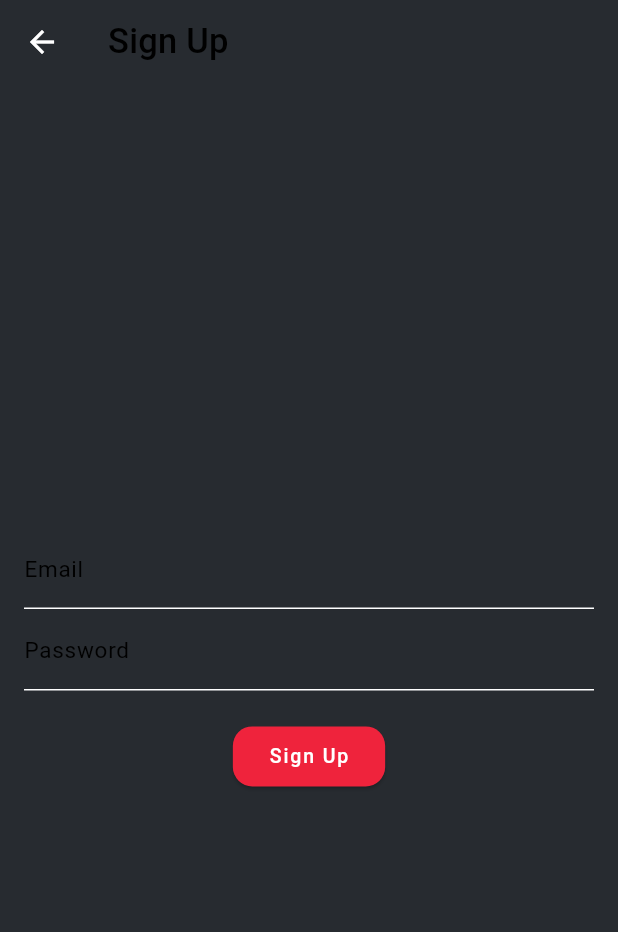
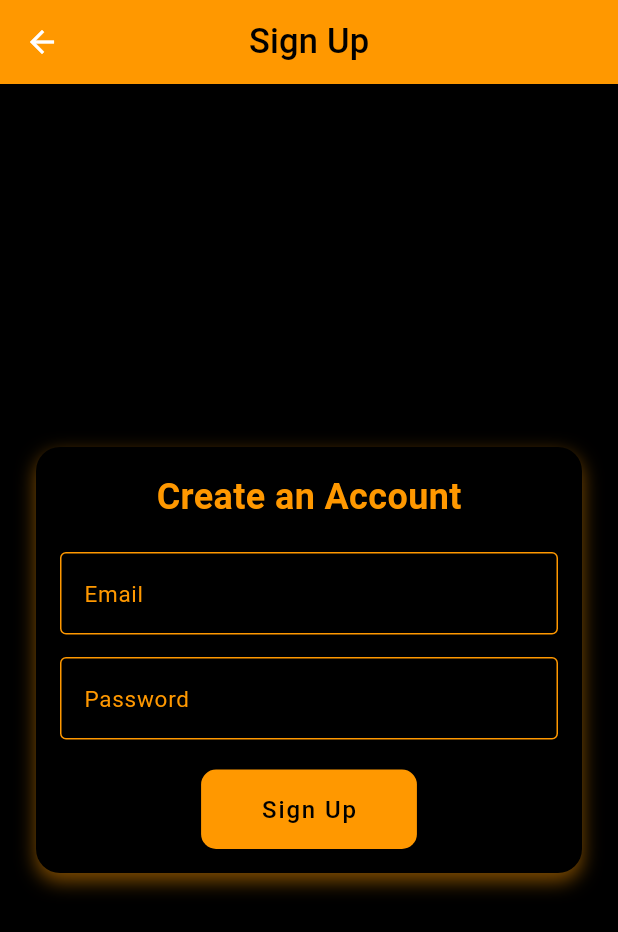
Before and after one commit to theawais77/Cinemate-McProject, a Flutter app: the SignupScreen screen opened directly, on a phone screen of 412 x 824 dp. Shown: the top 932 px of the screen. Run offline on Flutter 3.47's test engine with Material 3 defaults, Android fonts, the phone set to English and light mode, and no system bars; our stand-ins replace device_preview, firebase_auth, firebase_core, flutter_rating_bar, flutter_riverpod, google_fonts and 2 more; accounts and stored records are empty; network calls fail.

Commit message:
modified login and signup screen

```diff
--- a/lib/views/screens/auth/signup_screen.dart
+++ b/lib/views/screens/auth/signup_screen.dart
@@ -31,27 +31,90 @@ class _SignupScreenState extends State<SignupScreen> {
   @override
   Widget build(BuildContext context) {
     return Scaffold(
-      appBar: AppBar(title: const Text('Sign Up')),
-      body: Padding(
+      backgroundColor: Colors.black,
+      appBar: AppBar(
+        backgroundColor: Colors.orange,
+        title: const Text(
+          'Sign Up',
+          style: TextStyle(color: Colors.black),
+        ),
+        centerTitle: true,
+      ),
+      body: Center(
+        child: SingleChildScrollView(
+          child: Padding(
+            padding: const EdgeInsets.symmetric(horizontal: 24.0),
+            child: Container(
               padding: const EdgeInsets.all(16.0),
+              decoration: BoxDecoration(
+                color: Colors.black,
+                borderRadius: BorderRadius.circular(16.0),
+                boxShadow: [
+                  BoxShadow(
+                    color: Colors.orange.withOpacity(0.5),
+                    blurRadius: 10,
+                    offset: const Offset(0, 5),
+                  ),
+                ],
+              ),
               child: Column(
-          mainAxisAlignment: MainAxisAlignment.center,
+                mainAxisSize: MainAxisSize.min,
                 children: [
+                  const Text(
+                    'Create an Account',
+                    style: TextStyle(
+                      color: Colors.orange,
+                      fontSize: 24,
+                      fontWeight: FontWeight.bold,
+                    ),
+                  ),
+                  const SizedBox(height: 20),
                   TextField(
                     controller: _emailController,
-              decoration: const InputDecoration(labelText: 'Email'),
+                    style: const TextStyle(color: Colors.orange),
+                    decoration: InputDecoration(
+                      labelText: 'Email',
+                      labelStyle: const TextStyle(color: Colors.orange),
+                      enabledBorder: OutlineInputBorder(
+                        borderSide: const BorderSide(color: Colors.orange),
                       ),
+                      focusedBorder: OutlineInputBorder(
+                        borderSide: const BorderSide(color: Colors.orange, width: 2.0),
+                      ),
+                    ),
+                  ),
+                  const SizedBox(height: 15),
                   TextField(
                     controller: _passwordController,
-              decoration: const InputDecoration(labelText: 'Password'),
                     obscureText: true,
+                    style: const TextStyle(color: Colors.orange),
+                    decoration: InputDecoration(
+                      labelText: 'Password',
+                      labelStyle: const TextStyle(color: Colors.orange),
+                      enabledBorder: OutlineInputBorder(
+                        borderSide: const BorderSide(color: Colors.orange),
+                      ),
+                      focusedBorder: OutlineInputBorder(
+                        borderSide: const BorderSide(color: Colors.orange, width: 2.0),
+                      ),
+                    ),
                   ),
                   const SizedBox(height: 20),
                   ElevatedButton(
                     onPressed: _signup,
-              child: const Text('Sign Up'),
+                    style: ElevatedButton.styleFrom(
+                      foregroundColor: Colors.black, backgroundColor: Colors.orange,
+                      padding: const EdgeInsets.symmetric(horizontal: 40, vertical: 15),
+                      shape: RoundedRectangleBorder(
+                        borderRadius: BorderRadius.circular(10.0),
+                      ),
+                    ),
+                    child: const Text('Sign Up', style: TextStyle(fontSize: 16)),
                   ),
                 ],
+              ),
+            ),
+          ),
         ),
       ),
     );
```
Also changed, not shown: lib/views/screens/auth/login_screen.dart (+78 -7 lines). Lines whose indentation alone changed are shown as unchanged.
